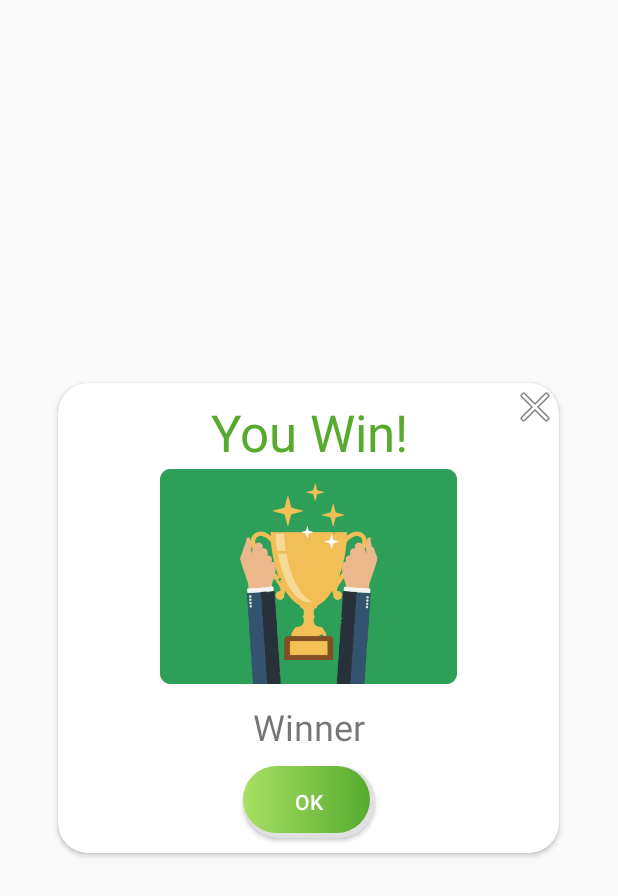
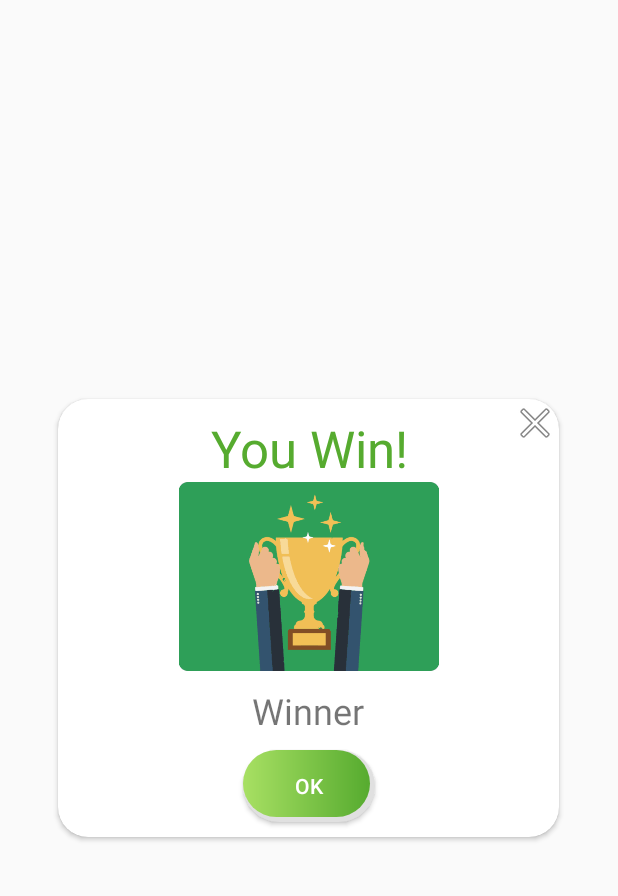
Before and after one commit to SE2-1-cluedo/cluedo, an Android app: the layout win_dialog.xml on its own in the app's theme, with its tools: preview values and no code run, on a phone screen of 412 x 824 dp. Shown: the top 896 px of the screen. Run offline under Robolectric (Android 15) with nearby library versions, the phone set to English and light mode, and no system bars.

Commit message:
Issue #67: New condition for victory added

```diff
--- a/app/src/main/java/at/moritzmusel/cluedo/BoardActivity.java
+++ b/app/src/main/java/at/moritzmusel/cluedo/BoardActivity.java
@@ -171,10 +171,14 @@ public class BoardActivity extends AppCompatActivity {
                 if(!gp1.checkIfPlayerIsOwn())
                     onCardViewClick();
             }
+            //Here you handle all cases for a wrong accusation
            if(netCommunicator.isHasLost()) {
                if(gameState.getLoser().equals(Network.getCurrentUser().getUid())){
                    d.callLoseDialog(BoardActivity.this, "You made a wrong Accusation!");
                    gameState.removeFromTurnOrder(Network.getCurrentUser().getUid());
+                   if(gameState.getTurnOrder().length == 1){
+                       gameState.setWinner(gameState.getTurnOrder()[0], true);
+                   }
                    gameState.setEliminatedCards(gp1.findPlayerById(gameState.getLoser()).getPlayerOwnedCards(), true);
                    gameState.setLoser(null,true);
                }else{
@@ -182,6 +186,7 @@ public class BoardActivity extends AppCompatActivity {
                }
                netCommunicator.setHasLost(false);
            }
+            //Here you handle all cases for a the satisfaction of the winning conditions
            if(netCommunicator.isHasWon()){
                if(gameState.getWinner().equals(Network.getCurrentUser().getUid())){
                    d.callWinDialog(BoardActivity.this,gp1.findPlayerById(Network.getCurrentUser().getUid()).getPlayerCharacterName().name());
@@ -193,6 +198,7 @@ public class BoardActivity extends AppCompatActivity {
                System.out.println("Someone lost");
                Network.deleteGame();
            }
+            //Here you handle the cheat function.
            if(netCommunicator.isFramed()){
                if(gameState.getFramed().equals(Network.getCurrentUser().getUid())){
                    d.callFramedDialog(BoardActivity.this);
--- a/app/src/main/java/at/moritzmusel/cluedo/CreateLobbyActivity.java
+++ b/app/src/main/java/at/moritzmusel/cluedo/CreateLobbyActivity.java
@@ -145,7 +145,7 @@ public class CreateLobbyActivity extends AppCompatActivity implements View.OnCli
      * and if your are Miss Scarlett then you are the host that can start the game. c == Character.MISS_SCARLETT ||
      */
     private void setLobby() {
-        if(c == Character.MISS_SCARLETT){
+        if(c == Character.getFirstCharacter()){
             createUI();
         }else{
             joinUI();
@@ -264,7 +264,7 @@ public class CreateLobbyActivity extends AppCompatActivity implements View.OnCli
      * that informs him that he leaves the lobby
      */
     public void back(){
-        if(c == Character.MISS_SCARLETT){
+        if(c == Character.getFirstCharacter()){
             Network.setCtx(this);
             androidx.appcompat.app.AlertDialog.Builder builder = new androidx.appcompat.app.AlertDialog.Builder(CreateLobbyActivity.this);
             builder.setTitle("Attention!");
@@ -281,6 +281,7 @@ public class CreateLobbyActivity extends AppCompatActivity implements View.OnCli
             Network.setCtx(this);
             Network.leaveLobby(user, getGameID());
             finish();
+
         }
     }
 
--- a/app/src/main/res/layout/win_dialog.xml
+++ b/app/src/main/res/layout/win_dialog.xml
@@ -23,7 +23,7 @@
 
                 <TextView
                     android:id="@+id/txt_win"
-                    android:layout_width="200dp"
+                    android:layout_width="250dp"
                     android:layout_height="wrap_content"
                     android:layout_marginTop="10dp"
                     android:text="Winner"
@@ -35,8 +35,8 @@
 
                 <ImageView
                     android:id="@+id/img_win"
-                    android:layout_width="198dp"
-                    android:layout_height="147dp"
+                    android:layout_width="184dp"
+                    android:layout_height="126dp"
                     app:layout_constraintEnd_toEndOf="parent"
                     app:layout_constraintStart_toStartOf="parent"
                     app:layout_constraintTop_toBottomOf="@+id/txt_winner"
```
Also changed, not shown: app/src/main/java/at/moritzmusel/cluedo/Dialogs.java (+8 -21 lines).
